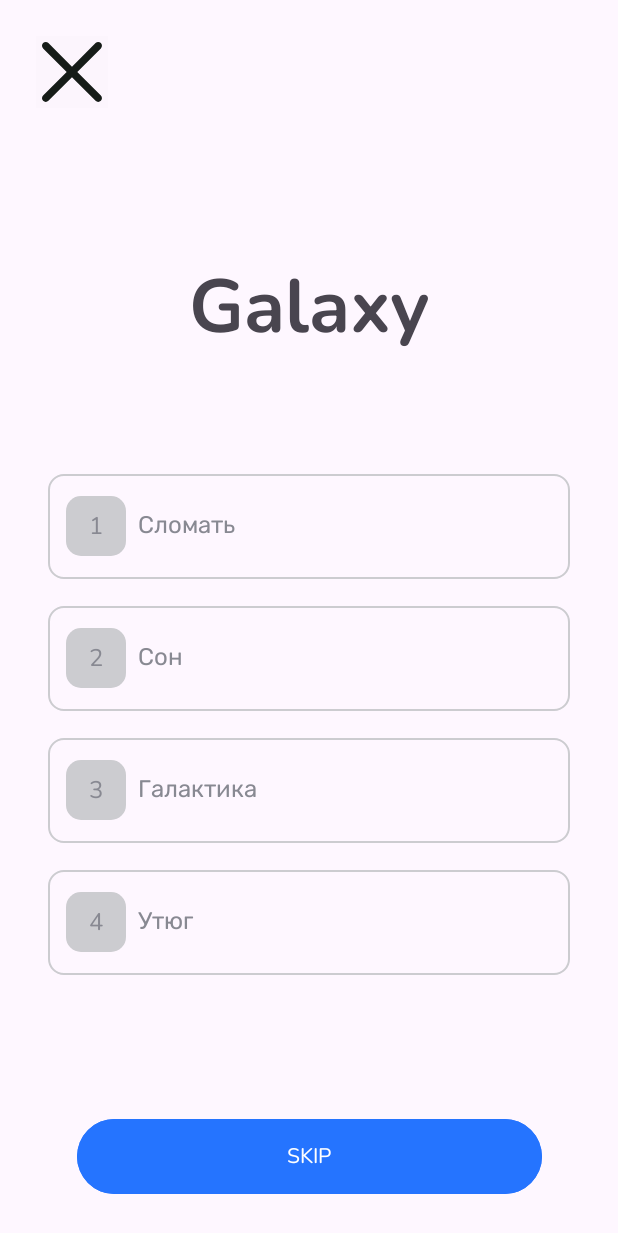
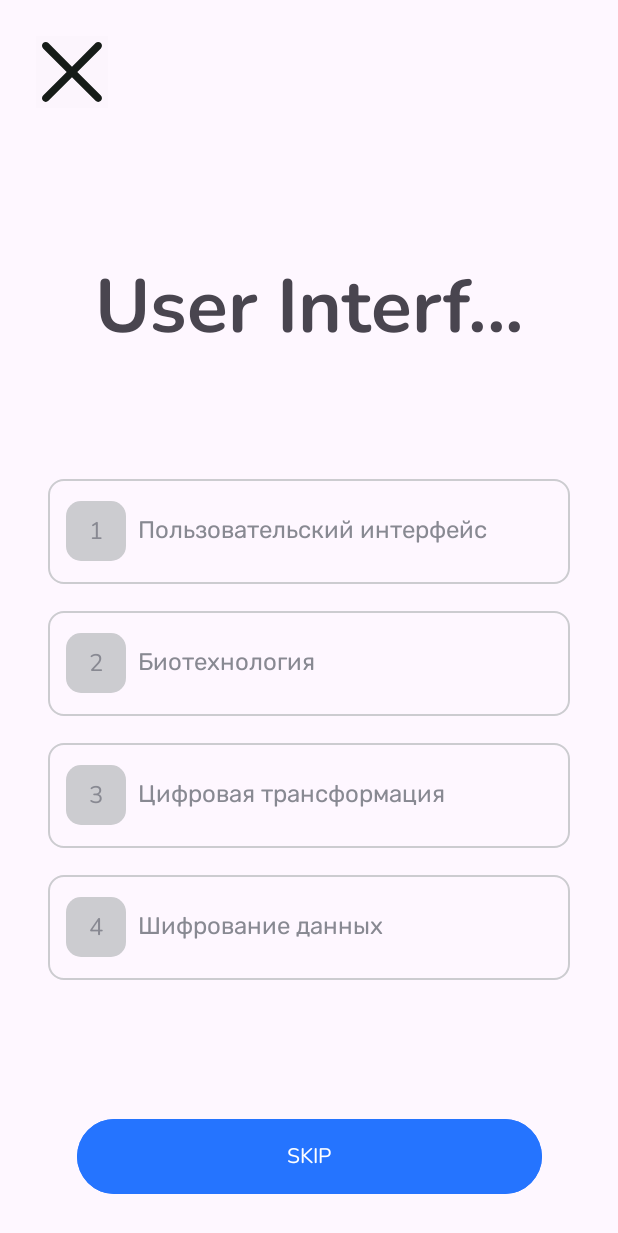
Before and after one commit to ordinaryBadCoder/LearnWord, an Android app: the screen it shows after launch (MainActivity), on a phone screen of 412 x 824 dp. Shown: the top 1233 px of the screen. Run offline under Robolectric (Android 15) with nearby library versions, the phone set to English and light mode, and no system bars.

Commit message:
Довела до ума, написан класс тренажера, дата-классы, внедрено в приложение, в целом работоспособная штука, но надо допилить юзер эспириенс

```diff
--- /dev/null
+++ b/app/src/main/java/com/example/firstapp/classes/LearnWordsTrainer.kt
@@ -0,0 +1,87 @@
+package com.example.firstapp.classes
+
+import kotlin.random.Random
+
+const val NUMBER_OF_ANSWERS: Int = 4
+
+class LearnWordsTrainer  {
+    // список объектов класса Word
+    private val dictionary = listOf(
+        Word("Artificial Intelligence", "Искуственный интеллект"),
+        Word("Blockchain", "Блокчейн"),
+        Word("Quantum Computing", "Квантовые вычисления"),
+        Word("Cybersecurity", "Кибербезопасность"),
+        Word("Augmented Reality", "Дополненная реальность"),
+        Word("Cryptocyrrency", "Криптовалюта"),
+        Word("Data Analytics","Аналитика данных"),
+        Word("Machine Learning", "Машинное обучение"),
+        Word("Internet of Things", "Интернет вещей"),
+        Word("Cloud Computing","Облачные вычисления"),
+        Word("Robotics", "Робототехника"),
+        Word("Biotech","Биотехнология"),
+        Word("Nanotechnology","Нанотехнология"),
+        Word("Digital Transformation","Цифровая трансформация"),
+        Word("Cyberattack", "Кибератака"),
+        Word("Software Development","Разработка ПО"),
+        Word("User Interface","Пользовательский интерфейс"),
+        Word("Data encryption", "Шифрование данных"),
+        Word("Smart Devices","Умные устройства")
+    )
+
+    var currentQuestion: Question? = null // текущий вопрос
+
+    /** Получает следующий вопрос.
+     * Возвращает null, если все слова выучены.
+     */
+    fun getNextQuestion(): Question? {
+
+        //Фильтруем словарь слов, которые еще не были выучены
+        val notLeanedList = dictionary.filter {!it.learned}
+        //Если все слова выучены - возвращаем null
+        if (notLeanedList.isEmpty()) return null
+
+        val questionWords =
+            // Если невыученных слов меньше, чем 4, то есть меньше, чем требуется для вопроса
+            if (notLeanedList.size < NUMBER_OF_ANSWERS){
+                //выбираем слова из списка выученных слов
+                val leanedList = dictionary.filter {it.learned}.shuffled()
+                notLeanedList.shuffled()
+                    .take(NUMBER_OF_ANSWERS) + leanedList
+                    .take(NUMBER_OF_ANSWERS - notLeanedList.size)
+            } else {
+                // выбираем случайные слова из списка невыученных слов
+                notLeanedList.shuffled().take(NUMBER_OF_ANSWERS)
+            }.shuffled()
+
+        //выбор правильного ответа из списка сформированных слов
+        val correctAnswer: Word = questionWords.random()
+
+        // создаем вопрос
+        currentQuestion = Question(
+            variants = questionWords,
+            correctAnswer = correctAnswer
+        )
+
+        //возвращаем вопрос
+        return currentQuestion
+    }
+
+    /** Проверяем ответ пользователя по индексу варианта.
+     *  Возвращает true, если ответ правильный, иначе false.
+     */
+    fun checkAnswer(userAnswerIndex: Int): Boolean {
+
+        return currentQuestion?.let {
+
+            val correctAnswerId = it.variants.indexOf(it.correctAnswer)
+            // если ответ пользователя совпадает с верным ответом
+            if (correctAnswerId == userAnswerIndex) {
+                it.correctAnswer.learned = true // слово помечается как выученное
+                true // возвращаем true
+            } else { // если ответ не верен
+                false // возвращаем false
+            }
+        } ?: false
+    }
+
+}
--- /dev/null
+++ b/app/src/main/java/com/example/firstapp/classes/Question.kt
@@ -0,0 +1,6 @@
+package com.example.firstapp.classes
+
+data class Question(
+    val variants: List<Word>, //список вариантов ответов
+    val correctAnswer: Word, // правильный ответ
+)
--- /dev/null
+++ b/app/src/main/java/com/example/firstapp/classes/Word.kt
@@ -0,0 +1,7 @@
+package com.example.firstapp.classes
+
+data class Word (
+    val original: String,  //слово с оригинальной формой на английском
+    val translate: String, // слово с переводом
+    var learned: Boolean = false, // флаг - выучено ли слово
+)
--- a/app/src/main/res/layout/activity_learn_word.xml
+++ b/app/src/main/res/layout/activity_learn_word.xml
@@ -20,6 +20,7 @@
         app:layout_constraintStart_toStartOf="parent"
         app:layout_constraintTop_toTopOf="parent" />
 
+    <!--Панель с вариантами ответов-->
     <TextView
         android:id="@+id/tvQuestionWord"
         android:layout_width="wrap_content"
@@ -28,16 +29,17 @@
         android:layout_marginTop="96dp"
         android:width="311dp"
         android:height="68dp"
+        android:fontFamily="@font/nunito_bold"
         android:gravity="center"
+        android:singleLine="true"
         android:text="Galaxy"
         android:textSize="50sp"
-        android:fontFamily="@font/nunito_bold"
         app:layout_constraintEnd_toEndOf="parent"
         app:layout_constraintStart_toStartOf="parent"
         app:layout_constraintTop_toBottomOf="@+id/ibClose" />
-    <!--Панель с вариантами ответов-->
+
     <LinearLayout
-        android:id="@+id/linearLayout"
+        android:id="@+id/layoutVariants"
         android:layout_width="match_parent"
         android:layout_height="wrap_content"
         android:layout_marginHorizontal="32dp"
@@ -74,7 +76,7 @@
                 android:layout_height="wrap_content"
                 android:layout_marginStart="8dp"
                 android:width="235dp"
-                android:text="Сломать"
+                android:text=" "
                 style="@style/TextViewVariantsStyle" />
         </LinearLayout>
         <!--Вариант ответа 2-->
@@ -106,7 +108,7 @@
                 android:layout_height="wrap_content"
                 android:layout_marginStart="8dp"
                 android:width="235dp"
-                android:text="Сон"
+                android:text=" "
                 style="@style/TextViewVariantsStyle" />
         </LinearLayout>
         <!--Вариант ответа 3-->
@@ -136,7 +138,7 @@
                 android:layout_height="wrap_content"
                 android:layout_marginStart="8dp"
                 android:width="235dp"
-                android:text="Галактика"
+                android:text=" "
                 style="@style/TextViewVariantsStyle" />
         </LinearLayout>
 
@@ -169,7 +171,7 @@
                 android:layout_height="wrap_content"
                 android:layout_marginStart="8dp"
                 android:width="235dp"
-                android:text="Утюг"
+                android:text=" "
                 style="@style/TextViewVariantsStyle" />
         </LinearLayout>
     </LinearLayout>
@@ -200,7 +202,7 @@
         app:layout_constraintBottom_toBottomOf="parent"
         app:layout_constraintEnd_toEndOf="parent"
         app:layout_constraintStart_toStartOf="parent"
-        app:layout_constraintTop_toBottomOf="@+id/linearLayout"
+        app:layout_constraintTop_toBottomOf="@+id/layoutVariants"
         tools:layout_height="136dp">
         <ImageView
             android:id="@+id/ivResultIcon"
```
Also changed, not shown: app/src/main/java/com/example/firstapp/MainActivity.kt (+128 -29 lines).
